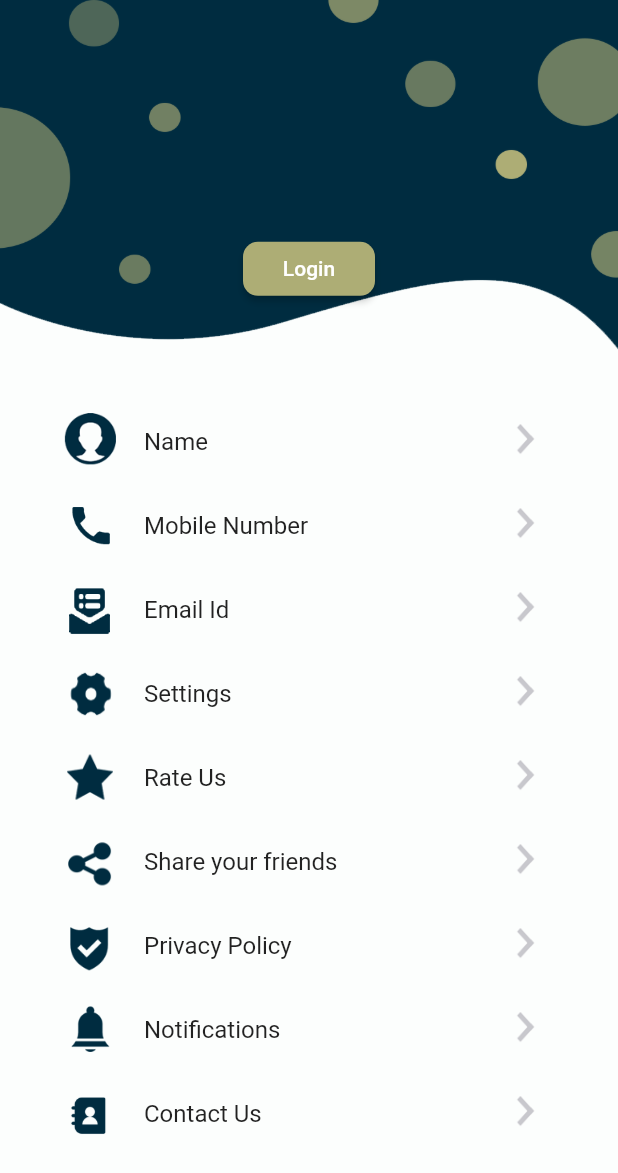
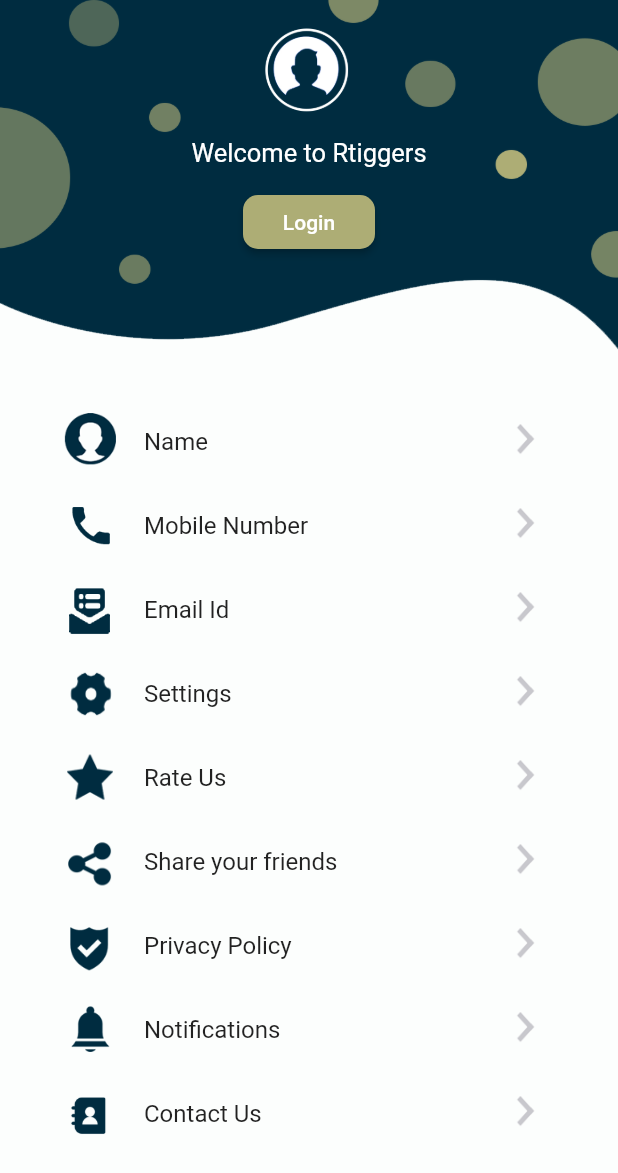
Before and after one commit to azzamjafri/Rtigger, a Flutter app: the ProfilePage screen opened directly, on a phone screen of 412 x 824 dp. Shown: the top 1173 px of the screen. Run offline on Flutter 3.47's test engine with Material 2 defaults, Android fonts, the phone set to English and light mode, and no system bars; our stand-ins replace cloud_firestore, firebase_auth; accounts and stored records are empty.

```diff
--- a/lib/LoginScreen/registration.dart
+++ b/lib/LoginScreen/registration.dart
@@ -468,9 +468,10 @@ class _RegistrationScreenState extends State<RegistrationScreen> {
               "state": stateController.text,
               "city" : cityController.text,
               "pin": pinCodeController.text,
-              "id": '',
-              "password": '',
+              "id": mobileController.text,
+              "password": 'test123',
               "status": '',
+              "notifications": false,
         });
       });
       setState(() async {
--- a/lib/Profile/profile.dart
+++ b/lib/Profile/profile.dart
@@ -1,12 +1,18 @@
 
 
 import 'package:flutter/material.dart';
-import 'package:rtiggers/Authentication/authentication.dart';
+
 import 'package:rtiggers/Profile/edit_email.dart';
 import 'package:rtiggers/Profile/edit_name.dart';
 import 'package:rtiggers/Profile/edit_phone_number.dart';
+import 'package:rtiggers/Profile/notifications.dart';
+import 'package:rtiggers/Profile/privacy_policy.dart';
+import 'package:rtiggers/Profile/rate_us.dart';
+import 'package:rtiggers/Profile/settings.dart';
+import 'package:rtiggers/Profile/share.dart';
 
 import '../colors.dart';
+import 'contact_us.dart';
 
 
 class ProfilePage extends StatefulWidget {
@@ -34,6 +40,23 @@ class _ProfilePageState extends State<ProfilePage> {
         Align(
           alignment: Alignment(0,-.6),
 
+          child: Column(
+            children: [
+              SizedBox(height: 10.0,),
+              Padding(
+                padding: const EdgeInsets.all(4.0),
+                child: Container(
+                  width: 70.0,
+                  height: 70.0,
+                  child: new Image.asset('assets/ok.png'),
+                ),
+              ),
+              Padding(
+                padding: const EdgeInsets.all(4.0),
+                child: Text('Welcome to Rtiggers', style: TextStyle(color: Colors.white, fontSize: 17.0),),
+              ),
+              Padding(
+                padding: const EdgeInsets.all(8.0),
                 child: MaterialButton(
                   shape: RoundedRectangleBorder(
                     borderRadius: BorderRadius.circular(10)
@@ -44,6 +67,9 @@ class _ProfilePageState extends State<ProfilePage> {
                     // AuthService().signOut();
                   },
 
+                ),
+              ),
+            ],
           ),
         ),
         Align(
@@ -95,7 +121,7 @@ class _ProfilePageState extends State<ProfilePage> {
             ),
             FlatButton(
               onPressed: (){
-
+                Navigator.push(context, MaterialPageRoute(builder: (context) => Settings()));
               },
               child: ListTile(
                 leading: Image.asset("assets/4.png",height: 40,width: 40,),
@@ -105,7 +131,7 @@ class _ProfilePageState extends State<ProfilePage> {
             ),
             FlatButton(
               onPressed: (){
-
+                Navigator.push(context, MaterialPageRoute(builder: (context) => RateUs()));
               },
               child: ListTile(
                 leading: Image.asset("assets/5.png",height: 40,width: 40,),
@@ -115,7 +141,7 @@ class _ProfilePageState extends State<ProfilePage> {
             ),
             FlatButton(
               onPressed: (){
-
+                Navigator.push(context, MaterialPageRoute(builder: (context) => Share()));
               },
               child: ListTile(
                 leading: Image.asset("assets/6.png",height: 40,width: 40,),
@@ -125,7 +151,7 @@ class _ProfilePageState extends State<ProfilePage> {
             ),
             FlatButton(
               onPressed: () {
-
+                Navigator.push(context, MaterialPageRoute(builder: (context) => PrivacyPolicy()));
               },
               child: ListTile(
                 leading: Image.asset("assets/7.png",height: 40,width: 40,),
@@ -135,7 +161,7 @@ class _ProfilePageState extends State<ProfilePage> {
             ),
             FlatButton(
               onPressed: () {
-
+                Navigator.push(context, MaterialPageRoute(builder: (context) => Notifications()));
               },
               child: ListTile(
                 leading: Image.asset("assets/8.png",height: 40,width: 40,),
@@ -145,7 +171,7 @@ class _ProfilePageState extends State<ProfilePage> {
             ),
             FlatButton(
               onPressed: () {
-
+                Navigator.push(context, MaterialPageRoute(builder: (context) => ContactUs()));
               },
               child: ListTile(
                 leading: Image.asset("assets/9.png",height: 40,width: 40,),
--- a/pubspec.yaml
+++ b/pubspec.yaml
@@ -31,6 +31,8 @@ dependencies:
   firebase_auth: ^0.16.1
   cloud_firestore: ^0.13.7
   url_launcher:
+  smooth_star_rating: ^1.1.1
+  social_share: ^2.0.4
 
 
 dev_dependencies:
```
Also changed, not shown: lib/OrderScreen/OrderPage.dart (+18 -2 lines), pubspec.lock, 1 other file. Lines whose indentation alone changed are shown as unchanged.
